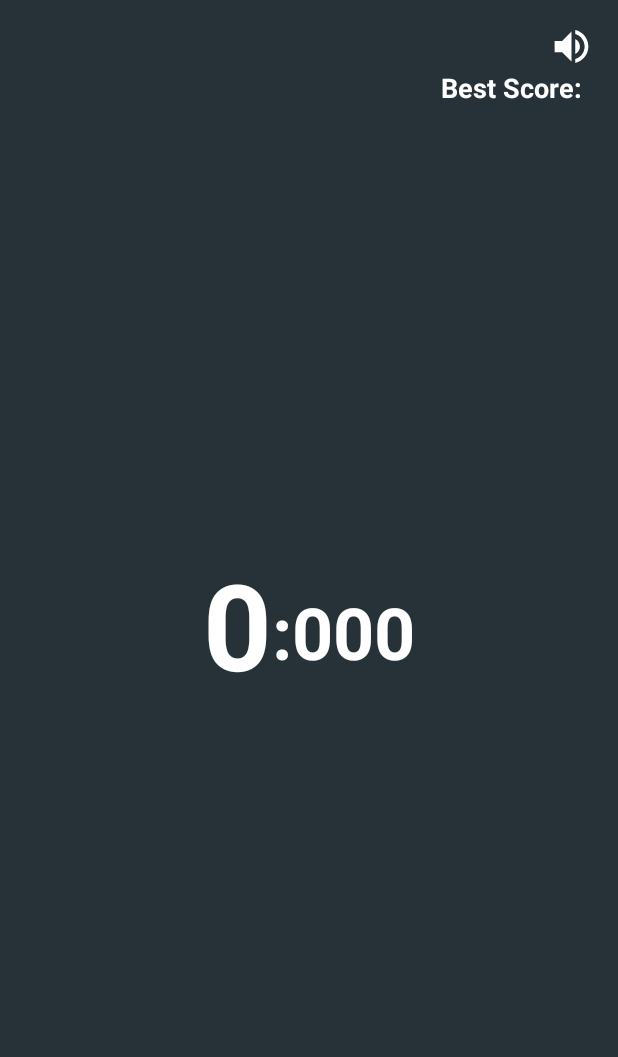
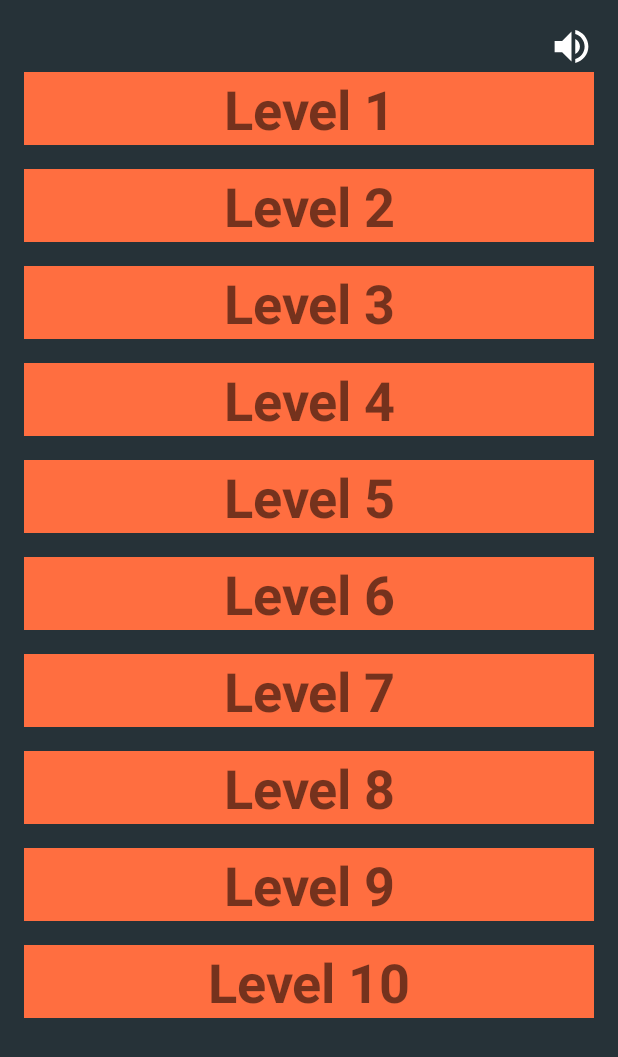
Before and after one commit to MadonnasPlays/TimeFrenzy_Android, an Android app: the screen it shows after launch (MainActivity), after a tap on "LEVELS", on a phone screen of 412 x 824 dp. Shown: the top 1057 px of the screen. Run offline under Robolectric (Android 15) with nearby library versions, the phone set to English and light mode, and no system bars.

Commit message:
Level Select UI
Basic Recycler View for Level Select

```diff
--- a/app/src/main/java/com/avoupavou/timefrenzy/MainActivity.java
+++ b/app/src/main/java/com/avoupavou/timefrenzy/MainActivity.java
@@ -9,9 +9,13 @@ import android.os.Bundle;
 import android.support.v7.app.AppCompatActivity;
 import android.view.WindowManager;
 import android.widget.CompoundButton;
+import android.widget.Toast;
 import android.widget.ToggleButton;
 
-public class MainActivity extends AppCompatActivity implements WelcomeFragment.OnFragmentInteractionListener {
+import com.avoupavou.timefrenzy.levels.LevelSelectFragment;
+
+public class MainActivity extends AppCompatActivity implements WelcomeFragment.OnWelcomeFragmentInteractionListener, LevelSelectFragment.OnLevelSelectFragmentInteractionListener {
+
 
     private static final String LOG_TAG = "MAIN_ACTIVITY";
     private static final String PREFS_NAME = "basicPrefs";
@@ -137,16 +141,35 @@ public class MainActivity extends AppCompatActivity implements WelcomeFragment.O
     }
 
     @Override
+    public void onLevelsButtonClicked() {
+        FragmentTransaction transaction = mFragmentManager.beginTransaction();
+
+        //Replace whatever is in the fragment_container view with this fragment,
+        //and add the transaction to the back stack
+        Fragment levelSelectFragment = new LevelSelectFragment();
+        transaction.replace(R.id.fragment_container, levelSelectFragment);
+        transaction.addToBackStack(null);
+        //Commit the transaction
+        transaction.commit();
+    }
+
+    @Override
     public void onSettingsButtonClicked() {
 
-        FragmentTransaction transaction = mFragmentManager.beginTransaction();
+//        FragmentTransaction transaction = mFragmentManager.beginTransaction();
+//
+//        // Replace whatever is in the fragment_container view with this fragment,
+//        // and add the transaction to the back stack
+//        Fragment settingsFragment = new SettingsFragment();
+//        transaction.replace(R.id.fragment_container, settingsFragment);
+//        transaction.addToBackStack(null);
+//        // Commit the transaction
+//        transaction.commit();
+    }
 
-        // Replace whatever is in the fragment_container view with this fragment,
-        // and add the transaction to the back stack
-        Fragment settingsFragment = new SettingsFragment();
-        transaction.replace(R.id.fragment_container, settingsFragment);
-        transaction.addToBackStack(null);
-        // Commit the transaction
-        transaction.commit();
+    @Override
+    public void onLevelSelect() {
+        //TODO start level fragment
+        Toast.makeText(this,"Level Selected",Toast.LENGTH_SHORT).show();
     }
 }
--- a/app/src/main/java/com/avoupavou/timefrenzy/TimerFragment.java
+++ b/app/src/main/java/com/avoupavou/timefrenzy/TimerFragment.java
@@ -119,11 +119,11 @@ public class TimerFragment extends Fragment {
     public void onAttach(Context context) {
         super.onAttach(context);
         /*
-        if (context instanceof OnFragmentInteractionListener) {
-            mListener = (OnFragmentInteractionListener) context;
+        if (context instanceof OnWelcomeFragmentInteractionListener) {
+            mListener = (OnWelcomeFragmentInteractionListener) context;
         } else {
            throw new RuntimeException(context.toString()
-                    + " must implement OnFragmentInteractionListener");
+                    + " must implement OnWelcomeFragmentInteractionListener");
 
         }
         */
--- a/app/src/main/java/com/avoupavou/timefrenzy/WelcomeFragment.java
+++ b/app/src/main/java/com/avoupavou/timefrenzy/WelcomeFragment.java
@@ -4,7 +4,6 @@ import android.app.Fragment;
 import android.content.Context;
 import android.graphics.drawable.AnimationDrawable;
 import android.os.Bundle;
-import android.util.Log;
 import android.view.LayoutInflater;
 import android.view.View;
 import android.view.ViewGroup;
@@ -16,7 +15,7 @@ import android.widget.ImageView;
 /**
  * A simple {@link Fragment} subclass.
  * Activities that contain this fragment must implement the
- * {@link WelcomeFragment.OnFragmentInteractionListener} interface
+ * {@link OnWelcomeFragmentInteractionListener} interface
  * to handle interaction events.
  * Use the {@link WelcomeFragment#newInstance} factory method to
  * create an instance of this fragment.
@@ -32,7 +31,7 @@ public class WelcomeFragment extends Fragment {
     private String mParam2;
     AnimationDrawable logoAnimation;
 
-    private OnFragmentInteractionListener mListener;
+    private OnWelcomeFragmentInteractionListener mListener;
 
     public WelcomeFragment() {
         // Required empty public constructor
@@ -70,8 +69,23 @@ public class WelcomeFragment extends Fragment {
                              Bundle savedInstanceState) {
         // Inflate the layout for this fragment
         View view = inflater.inflate(R.layout.fragment_welcome, container, false);
+
+
         Button levelsButton = (Button) view.findViewById(R.id.button_levels);
         levelsButton.setOnClickListener(new View.OnClickListener() {
+
+            @Override
+            public void onClick(View view) {
+                if (mListener != null) {
+                    mListener.onLevelsButtonClicked();
+                }
+            }
+
+        });
+
+
+        Button competitiveButton = (Button) view.findViewById(R.id.button_competitive);
+        competitiveButton .setOnClickListener(new View.OnClickListener() {
 
             @Override
             public void onClick(View view) {
@@ -103,11 +117,11 @@ public class WelcomeFragment extends Fragment {
     @Override
     public void onAttach(Context context) {
         super.onAttach(context);
-        if (context instanceof OnFragmentInteractionListener) {
-            mListener = (OnFragmentInteractionListener) context;
+        if (context instanceof OnWelcomeFragmentInteractionListener) {
+            mListener = (OnWelcomeFragmentInteractionListener) context;
         } else {
             throw new RuntimeException(context.toString()
-                    + " must implement OnFragmentInteractionListener");
+                    + " must implement OnWelcomeFragmentInteractionListener");
         }
     }
 
@@ -127,8 +141,9 @@ public class WelcomeFragment extends Fragment {
      * "http://developer.android.com/training/basics/fragments/communicating.html"
      * >Communicating with Other Fragments</a> for more information.
      */
-    public interface OnFragmentInteractionListener {
+    public interface OnWelcomeFragmentInteractionListener {
         void onPlayButtonClicked();
+        void onLevelsButtonClicked();
         void onSettingsButtonClicked();
     }
 
--- /dev/null
+++ b/app/src/main/java/com/avoupavou/timefrenzy/levels/Level.java
@@ -0,0 +1,9 @@
+package com.avoupavou.timefrenzy.levels;
+
+/**
+ * Created by Pantazis on 13-Feb-18.
+ */
+
+public class Level {
+
+}
--- /dev/null
+++ b/app/src/main/java/com/avoupavou/timefrenzy/levels/LevelSelectAdapter.java
@@ -0,0 +1,50 @@
+package com.avoupavou.timefrenzy.levels;
+
+import android.support.constraint.ConstraintLayout;
+import android.support.v7.widget.RecyclerView;
+import android.view.LayoutInflater;
+import android.view.View;
+import android.view.ViewGroup;
+import android.widget.TextView;
+
+import com.avoupavou.timefrenzy.R;
+
+/**
+ * Created by Pantazis on 13-Feb-18.
+ */
+
+public class LevelSelectAdapter extends RecyclerView.Adapter<LevelSelectAdapter.ViewHolder> {
+
+
+    public static class ViewHolder extends RecyclerView.ViewHolder {
+        // each data item is just a string in this case
+        public ConstraintLayout mConstraintLayout;
+        public TextView mTextView;
+        public ViewHolder(View v) {
+            super(v);
+            mConstraintLayout = (ConstraintLayout) v;
+            mTextView = v.findViewById(R.id.text_levelTitle);
+        }
+    }
+
+
+    @Override
+    public LevelSelectAdapter.ViewHolder onCreateViewHolder(ViewGroup parent, int viewType) {
+        // create a new view
+        View v =  LayoutInflater.from(parent.getContext())
+                .inflate(R.layout.list_item_level, parent, false);
+        ViewHolder vh = new ViewHolder(v);
+        return vh;
+    }
+
+    @Override
+    public void onBindViewHolder(LevelSelectAdapter.ViewHolder holder, int position) {
+        holder.mTextView.setText(new StringBuilder().append("Level ").append(position+1).toString())  ;
+    }
+
+    @Override
+    public int getItemCount() {
+        return 10;
+    }
+
+}
--- /dev/null
+++ b/app/src/main/java/com/avoupavou/timefrenzy/levels/LevelSelectFragment.java
@@ -0,0 +1,112 @@
+package com.avoupavou.timefrenzy.levels;
+
+import android.content.Context;
+import android.net.Uri;
+import android.os.Bundle;
+import android.app.Fragment;
+import android.support.v7.widget.LinearLayoutManager;
+import android.support.v7.widget.RecyclerView;
+import android.view.LayoutInflater;
+import android.view.View;
+import android.view.ViewGroup;
+
+import com.avoupavou.timefrenzy.R;
+
+/**
+ * A simple {@link Fragment} subclass.
+ * Activities that contain this fragment must implement the
+ * {@link OnLevelSelectFragmentInteractionListener} interface
+ * to handle interaction events.
+ * Use the {@link LevelSelectFragment#newInstance} factory method to
+ * create an instance of this fragment.
+ */
+public class LevelSelectFragment extends Fragment {
+    // TODO: Rename parameter arguments, choose names that match
+    // the fragment initialization parameters, e.g. ARG_ITEM_NUMBER
+    private static final String ARG_PARAM1 = "param1";
+    private static final String ARG_PARAM2 = "param2";
+
+    // TODO: Rename and change types of parameters
+    private String mParam1;
+    private String mParam2;
+
+    private OnLevelSelectFragmentInteractionListener mListener;
+    private RecyclerView mRecyclerView;
+    private LinearLayoutManager mLayoutManager;
+    private LevelSelectAdapter mLevelSelectAdapter;
+
+    public LevelSelectFragment() {
+        // Required empty public constructor
+    }
+
+    /**
+     * Use this factory method to create a new instance of
+     * this fragment using the provided parameters.
+     *
+     * @param param1 Parameter 1.
+     * @param param2 Parameter 2.
+     * @return A new instance of fragment LevelSelectFragment.
+     */
+    // TODO: Rename and change types and number of parameters
+    public static LevelSelectFragment newInstance(String param1, String param2) {
+        LevelSelectFragment fragment = new LevelSelectFragment();
+        Bundle args = new Bundle();
+        args.putString(ARG_PARAM1, param1);
+        args.putString(ARG_PARAM2, param2);
+        fragment.setArguments(args);
+        return fragment;
+    }
+
+    @Override
+    public void onCreate(Bundle savedInstanceState) {
+        super.onCreate(savedInstanceState);
+        if (getArguments() != null) {
+            mParam1 = getArguments().getString(ARG_PARAM1);
+            mParam2 = getArguments().getString(ARG_PARAM2);
+        }
+    }
+
+    @Override
+    public View onCreateView(LayoutInflater inflater, ViewGroup container,
+                             Bundle savedInstanceState) {
+        // Inflate the layout for this fragment
+        View view = inflater.inflate(R.layout.fragment_level_select, container, false);
+        mRecyclerView = (RecyclerView) view.findViewById(R.id.recycler_view_level_select);
+
+        // use this setting to improve performance if you know that changes
+        // in content do not change the layout size of the RecyclerView
+        mRecyclerView.setHasFixedSize(true);
+
+        // use a linear layout manager
+        mLayoutManager = new LinearLayoutManager(this.getActivity());
+        mRecyclerView.setLayoutManager(mLayoutManager);
+
+        // specify an adapter (see also next example)
+        mLevelSelectAdapter = new LevelSelectAdapter();
+        mRecyclerView.setAdapter(mLevelSelectAdapter);
+        return view;
+    }
+
+    @Override
+    public void onAttach(Context context) {
+        super.onAttach(context);
+        if (context instanceof OnLevelSelectFragmentInteractionListener) {
+            mListener = (OnLevelSelectFragmentInteractionListener) context;
+        } else {
+            throw new RuntimeException(context.toString()
+                    + " must implement OnWelcomeFragmentInteractionListener");
+        }
+    }
+
+    @Override
+    public void onDetach() {
+        super.onDetach();
+        mListener = null;
+    }
+
+
+    public interface OnLevelSelectFragmentInteractionListener {
+        //TODO add level select argument
+        void onLevelSelect();
+    }
+}
--- a/app/src/main/res/layout/activity_main.xml
+++ b/app/src/main/res/layout/activity_main.xml
@@ -26,7 +26,7 @@
         android:id="@+id/fragment_container"
         android:layout_width="match_parent"
         android:layout_height="match_parent"
-        android:layout_marginTop="8dp"
+        android:layout_marginTop="32dp"
         app:layout_constraintBottom_toBottomOf="parent"
         app:layout_constraintEnd_toEndOf="parent"
         app:layout_constraintStart_toStartOf="parent"
--- /dev/null
+++ b/app/src/main/res/layout/fragment_level_select.xml
@@ -0,0 +1,7 @@
+<!-- A RecyclerView with some commonly used attributes -->
+<android.support.v7.widget.RecyclerView xmlns:android="http://schemas.android.com/apk/res/android"
+    android:id="@+id/recycler_view_level_select"
+    android:layout_width="match_parent"
+    android:layout_height="match_parent"
+    android:layout_margin="8dp"
+    android:scrollbars="vertical" />
--- a/app/src/main/res/layout/fragment_welcome.xml
+++ b/app/src/main/res/layout/fragment_welcome.xml
@@ -12,7 +12,7 @@
         android:layout_height="0dp"
         android:layout_marginEnd="8dp"
         android:layout_marginStart="8dp"
-        android:layout_marginTop="24dp"
+        android:layout_marginTop="8dp"
         android:orientation="vertical"
         app:layout_constraintBottom_toTopOf="@+id/constraint_play_menu"
         app:layout_constraintEnd_toEndOf="parent"
--- /dev/null
+++ b/app/src/main/res/layout/list_item_level.xml
@@ -0,0 +1,17 @@
+<?xml version="1.0" encoding="utf-8"?>
+<android.support.constraint.ConstraintLayout xmlns:android="http://schemas.android.com/apk/res/android"
+    android:layout_width="match_parent"
+    android:layout_height="wrap_content"
+    android:layout_margin="8dp">
+
+    <TextView
+        android:id="@+id/text_levelTitle"
+        android:layout_width="match_parent"
+        android:layout_height="wrap_content"
+        android:background="@color/colorAccent"
+        android:gravity="center"
+        android:textAlignment="center"
+        android:textSize="36sp"
+        android:textStyle="bold" />
+
+</android.support.constraint.ConstraintLayout>
```
